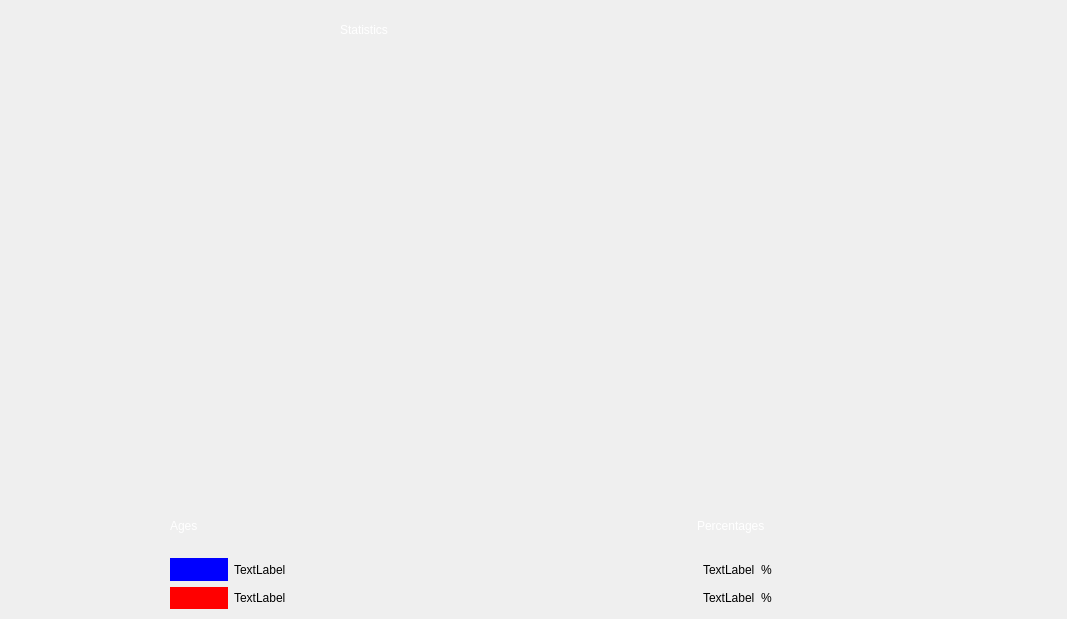
First picture: the form in statistique_beneficiaires.ui, repository Seddiki101/PetHaven, before the edit.
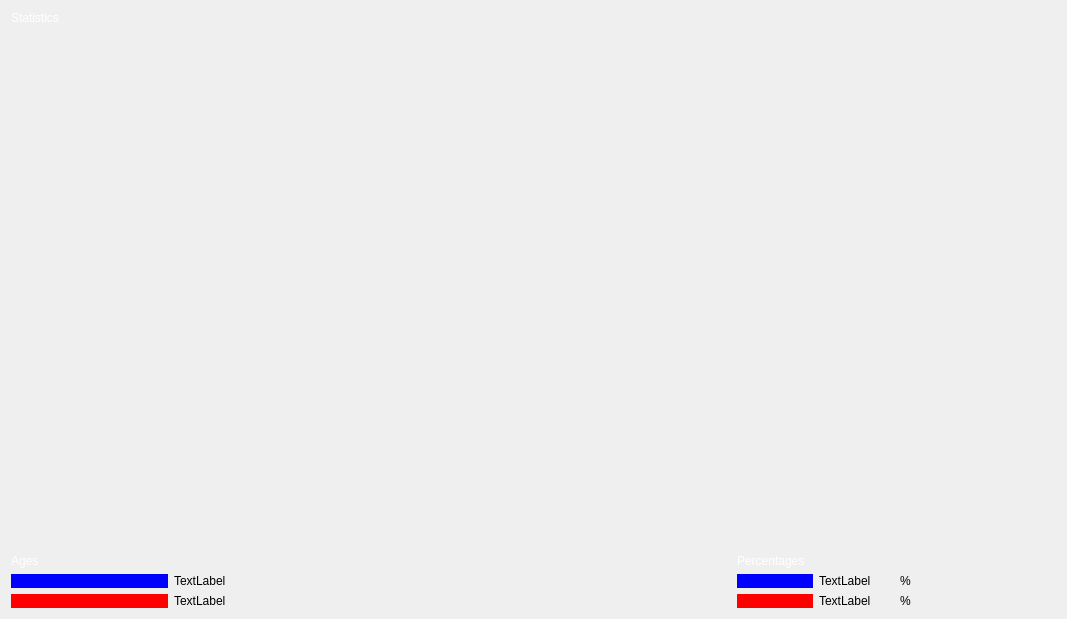
Second picture: the form after the edit.

Patch:
```diff
--- a/statistique_beneficiaires.ui
+++ b/statistique_beneficiaires.ui
@@ -13,15 +13,9 @@
   <property name="windowTitle">
    <string>Dialog</string>
   </property>
+  <layout class="QGridLayout" name="gridLayout">
+   <item row="0" column="0">
   <widget class="QLabel" name="label_8">
-   <property name="geometry">
-    <rect>
-     <x>340</x>
-     <y>10</y>
-     <width>401</width>
-     <height>40</height>
-    </rect>
-   </property>
    <property name="styleSheet">
     <string notr="true">font: 25pt &quot;MS Shell Dlg 2&quot;;
 color: rgb(255, 255, 255);</string>
@@ -30,15 +24,8 @@
     <string>Statistics</string>
    </property>
   </widget>
-  <widget class="QWidget" name="layoutWidget">
-   <property name="geometry">
-    <rect>
-     <x>170</x>
-     <y>500</y>
-     <width>647</width>
-     <height>109</height>
-    </rect>
-   </property>
+   </item>
+   <item row="2" column="0">
    <layout class="QHBoxLayout" name="horizontalLayout_7">
     <item>
      <layout class="QVBoxLayout" name="verticalLayout_4">
@@ -603,7 +590,21 @@
      </layout>
     </item>
    </layout>
-  </widget>
+   </item>
+   <item row="1" column="0">
+    <spacer name="verticalSpacer">
+     <property name="orientation">
+      <enum>Qt::Vertical</enum>
+     </property>
+     <property name="sizeHint" stdset="0">
+      <size>
+       <width>20</width>
+       <height>40</height>
+      </size>
+     </property>
+    </spacer>
+   </item>
+  </layout>
  </widget>
  <resources/>
  <connections/>
```
Left out of the diff: 10 changed lines with no effect on the pictures. Lines whose indentation alone changed are shown as unchanged.
